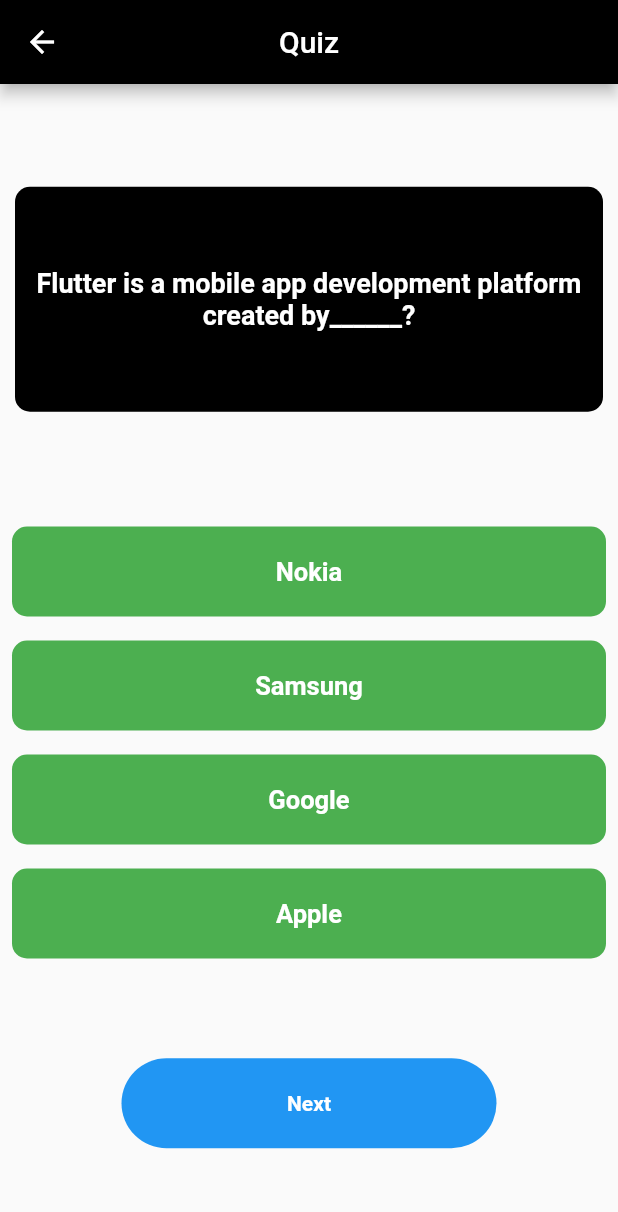
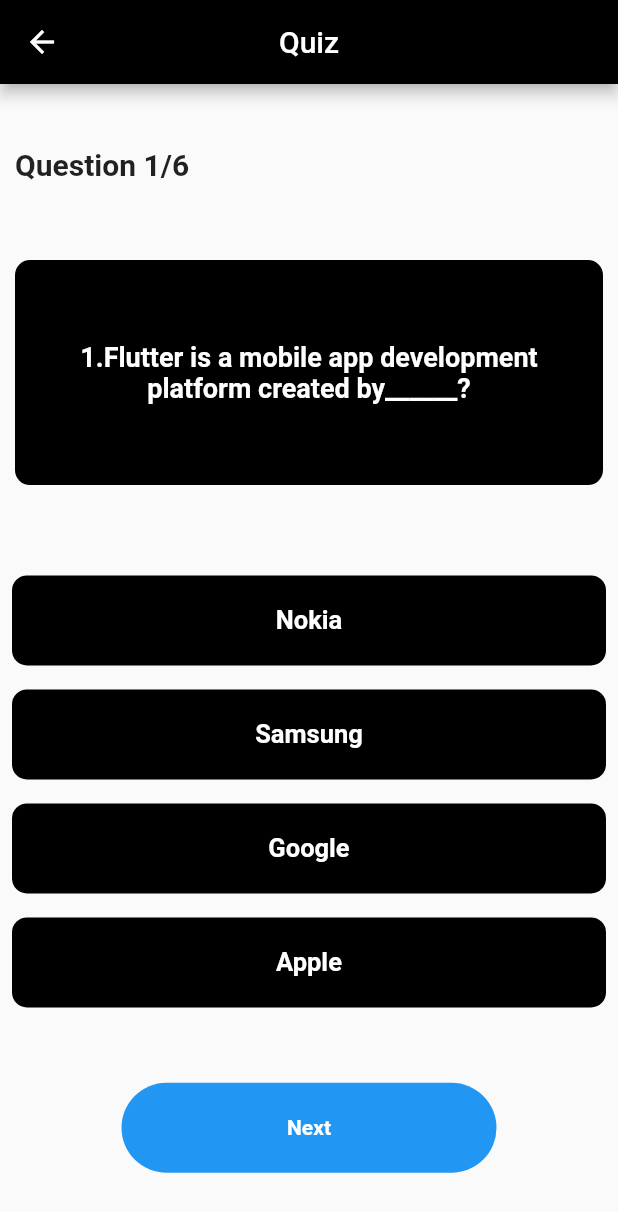
Before and after one commit to Shahabmustafa/Todo-App, a Flutter app: the QuizPage screen opened directly, on a phone screen of 412 x 824 dp. Shown: the top 1212 px of the screen. Run offline on Flutter 3.47's test engine with Material 2 defaults, Android fonts, the light colour scheme and no system bars; our stand-ins replace cloud_firestore, firebase_auth, firebase_core, fluttertoast, shimmer; missing offline and left inert: dart:ffi; accounts and stored records are empty.

Commit message:
portfolio apps update

```diff
--- a/lib/View/DashBoard/Quiz/question_list.dart
+++ b/lib/View/DashBoard/Quiz/question_list.dart
@@ -15,7 +15,7 @@
 List<Question> getQuestion(){
   List<Question> list = [
     Question(
-        "Flutter is a mobile app development platform created by______?",
+        "1.Flutter is a mobile app development platform created by______?",
         [
           Answer('Nokia', false),
           Answer('Samsung', false),
@@ -24,16 +24,16 @@
         ]
     ),
     Question(
-        "which company is the owner of github?",
+        "2.which company is the owner of github?",
         [
           Answer('Twitter', false),
+          Answer('Microsoft', true),
           Answer('Facebook', false),
-          Answer('Microsoft', true),
           Answer('Apple', false),
         ]
     ),
     Question(
-        "Dart is an ________?",
+        "3.Dart is an ________?",
         [
           Answer('open-source', false),
           Answer('general-purpose', false),
@@ -42,12 +42,30 @@
         ]
     ),
     Question(
-        "Dart is a programming language designed by ________?",
+        "4.Dart is a programming language designed by ________?",
         [
+          Answer('Lars Bak, Kasper Lund', true),
           Answer('Jeff Bezos', false),
           Answer('Mark Zuckerberg', false),
           Answer('Jawed Karim', false),
-          Answer('Lars Bak, Kasper Lund', true),
+        ]
+    ),
+    Question(
+        "5.What are the types of developers?",
+        [
+          Answer('Web developer', false),
+          Answer('Game developer', false),
+          Answer('Back-end developer', false),
+          Answer('All of These', true),
+        ]
+    ),
+    Question(
+        "6.Who is the founder of apple company?",
+        [
+          Answer('Steve Jobs', false),
+          Answer('Steve Wozniak', false),
+          Answer('Ronald Wayne', false),
+          Answer('All of These', true),
         ]
     ),
   ];
--- a/lib/View/DashBoard/Quiz/quiz_screen.dart
+++ b/lib/View/DashBoard/Quiz/quiz_screen.dart
@@ -26,6 +26,15 @@
       body: Column(
         mainAxisAlignment: MainAxisAlignment.spaceEvenly,
         children: [
+          Padding(
+            padding: const EdgeInsets.symmetric(horizontal: 10),
+            child: Row(
+              mainAxisAlignment: MainAxisAlignment.start,
+              children: [
+                Text("Question ${currentQuestionIndex+1}/${questionList.length.toString()}",style: TextStyle(fontSize: 20,fontWeight: FontWeight.bold),),
+              ],
+            ),
+          ),
           Padding(
             padding: const EdgeInsets.symmetric(horizontal: 10,vertical: 10),
             child: Container(
@@ -65,7 +74,7 @@
   Widget button(Answer answer){
     bool isSelected = answer == selectAnswer;
     return CustomButton(
-        colors: isSelected ? Colors.red : Colors.green,
+        colors: isSelected ? Colors.blue : Colors.black,
         title: answer.answerText,
         onTap: (){
           if(selectAnswer == null){
@@ -119,7 +128,10 @@
     }
     String title  = isPressed ? "Passed" : "Faild";
     return AlertDialog(
-      title: Text(title + "Your Score is $score"),
+      title: Text(title + " Your Score is $score",
+      style: TextStyle(
+        color: isPressed ? Colors.red : Colors.green
+      ),),
       content: ElevatedButton(
         child: Text('Restart'),
         onPressed: (){
```
